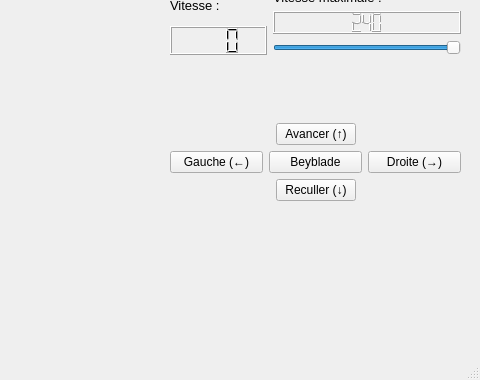
Ghariq/WifiBot, file mainwindow.ui: the form before one commit; both pictures show x 320 to 800 and y 220 to 600 of the 800 by 600 pixel window.
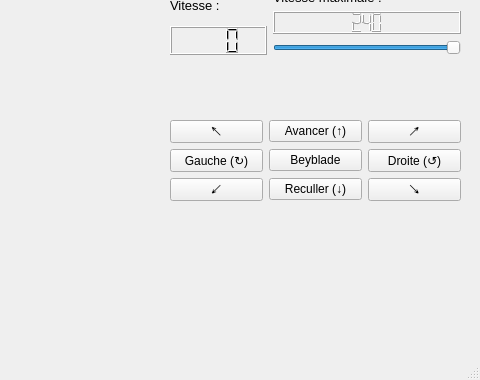
The form after the commit.

Diff of the .ui file:
```diff
--- a/mainwindow.ui
+++ b/mainwindow.ui
@@ -187,17 +187,11 @@
        <item>
         <layout class="QHBoxLayout" name="horizontalLayout_3">
          <item>
-          <spacer name="horizontalSpacer_2">
-           <property name="orientation">
-            <enum>Qt::Horizontal</enum>
+          <widget class="QPushButton" name="forward_left">
+           <property name="text">
+            <string>↖</string>
            </property>
-           <property name="sizeHint" stdset="0">
-            <size>
-             <width>40</width>
-             <height>20</height>
-            </size>
-           </property>
-          </spacer>
+          </widget>
          </item>
          <item>
           <widget class="QPushButton" name="forward">
@@ -219,17 +213,11 @@
           </widget>
          </item>
          <item>
-          <spacer name="horizontalSpacer_3">
-           <property name="orientation">
-            <enum>Qt::Horizontal</enum>
+          <widget class="QPushButton" name="forward_right">
+           <property name="text">
+            <string>↗</string>
            </property>
-           <property name="sizeHint" stdset="0">
-            <size>
-             <width>40</width>
-             <height>20</height>
-            </size>
-           </property>
-          </spacer>
+          </widget>
          </item>
         </layout>
        </item>
@@ -241,7 +229,7 @@
             <bool>true</bool>
            </property>
            <property name="text">
-            <string>Gauche (←)</string>
+            <string>Gauche (↻)</string>
            </property>
            <property name="shortcut">
             <string>Left</string>
@@ -279,7 +267,7 @@
             <bool>true</bool>
            </property>
            <property name="text">
-            <string>Droite (→)</string>
+            <string>Droite (↺)</string>
            </property>
            <property name="shortcut">
             <string>Right</string>
@@ -297,17 +285,11 @@
        <item>
         <layout class="QHBoxLayout" name="horizontalLayout_4">
          <item>
-          <spacer name="horizontalSpacer_4">
-           <property name="orientation">
-            <enum>Qt::Horizontal</enum>
+          <widget class="QPushButton" name="backward_left">
+           <property name="text">
+            <string>↙</string>
            </property>
-           <property name="sizeHint" stdset="0">
-            <size>
-             <width>40</width>
-             <height>20</height>
-            </size>
-           </property>
-          </spacer>
+          </widget>
          </item>
          <item>
           <widget class="QPushButton" name="backward">
@@ -329,17 +311,11 @@
           </widget>
          </item>
          <item>
-          <spacer name="horizontalSpacer_5">
-           <property name="orientation">
-            <enum>Qt::Horizontal</enum>
+          <widget class="QPushButton" name="backward_right">
+           <property name="text">
+            <string>↘</string>
            </property>
-           <property name="sizeHint" stdset="0">
-            <size>
-             <width>40</width>
-             <height>20</height>
-            </size>
-           </property>
-          </spacer>
+          </widget>
          </item>
         </layout>
        </item>
```
